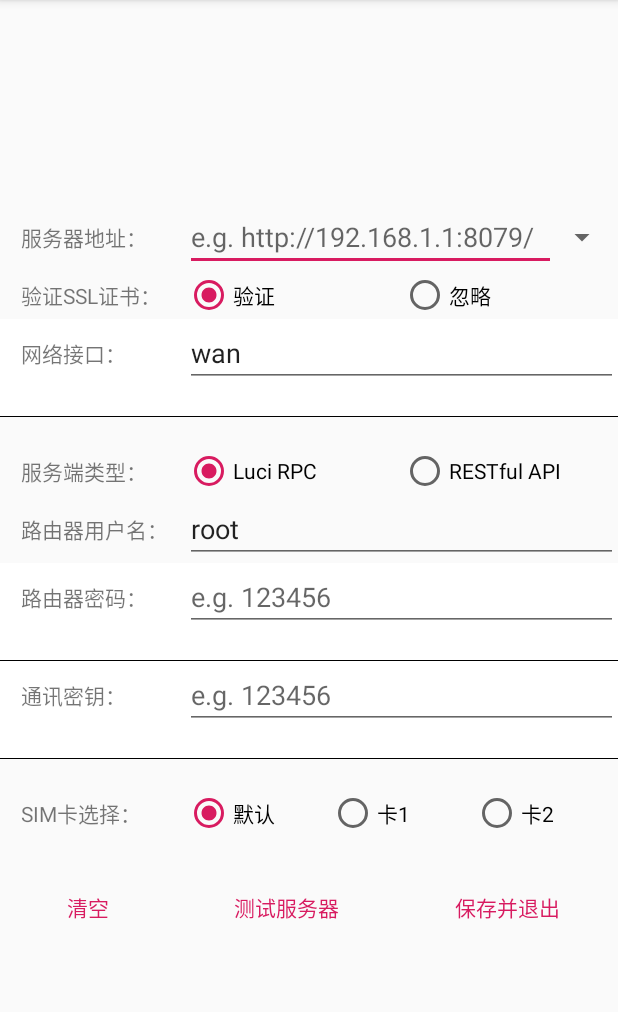
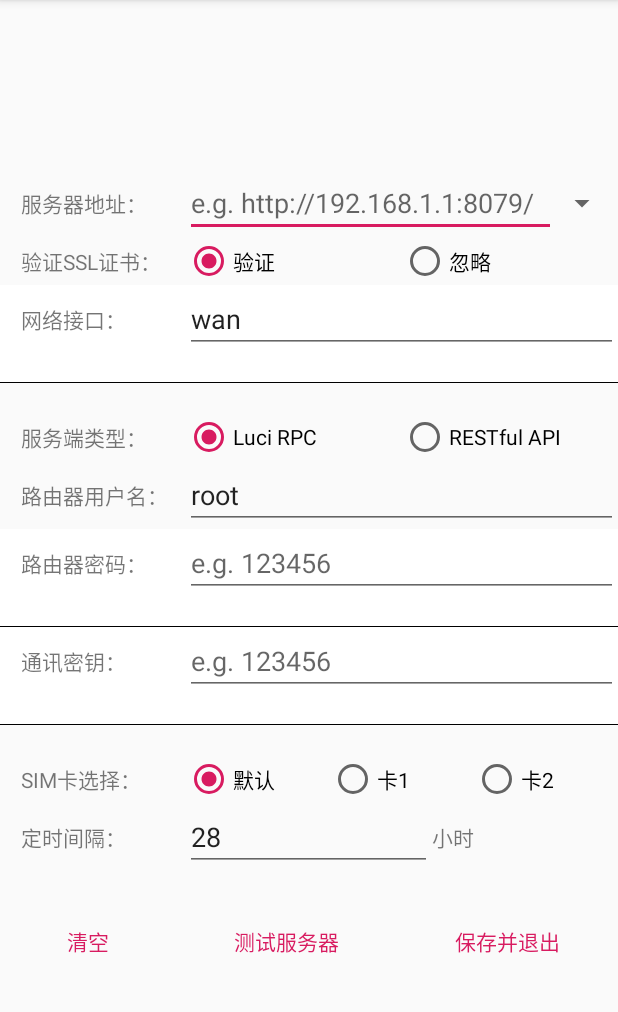
Before and after one commit to kuretru/SingleNet-Robot, an Android app: the ConfigActivity screen opened directly, with no data from a screen before it, after a tap on "测试服务器", on a phone screen of 412 x 824 dp, the part 84-1096 px from its top. Run offline under Robolectric (Android 15) with nearby library versions, the phone set to English and light mode, and no system bars; 33 statements that could not run were skipped.

Commit message:
新增：设置定时间隔功能

```diff
--- a/client/Android/app/src/main/java/com/kuretru/android/singlenet/activity/ConfigActivity.java
+++ b/client/Android/app/src/main/java/com/kuretru/android/singlenet/activity/ConfigActivity.java
@@ -45,6 +45,7 @@ public class ConfigActivity extends AppCompatActivity {
     private EditText etUsername;
     private EditText etPassword;
     private EditText etAuthToken;
+    private EditText etInterval;
     private Spinner spinner;
     private RadioGroup rgVerifySsl;
     private RadioGroup rgServerType;
@@ -177,6 +178,12 @@ public class ConfigActivity extends AppCompatActivity {
             }
         }
 
+        if (serverConfig.getInterval() == 0) {
+            ToastUtils.show(getApplicationContext(), "时间间隔不正确！");
+            etInterval.requestFocus();
+            return false;
+        }
+
         if (R.id.rbSimCardDefault != rgSimCard.getCheckedRadioButtonId()) {
             int slotId = 0;
             if (R.id.rbSimCard2 == rgSimCard.getCheckedRadioButtonId()) {
@@ -227,6 +234,8 @@ public class ConfigActivity extends AppCompatActivity {
         } else {
             serverConfig.setSimCard(SystemConstants.CONFIG_SIM_CARD_DEFAULT);
         }
+        String interval = etInterval.getText().toString().trim();
+        serverConfig.setInterval(StringUtils.isNullOrBlank(interval) ? 0 : Integer.valueOf(interval));
 
         List<String> serverUrlHistory = new ArrayList<>();
         serverUrlHistory.add(serverConfig.getServerUrl());
@@ -279,6 +288,7 @@ public class ConfigActivity extends AppCompatActivity {
         } else {
             this.rgSimCard.check(R.id.rbSimCardDefault);
         }
+        this.etInterval.setText(serverConfig.getInterval().toString());
     }
 
     /**
@@ -316,6 +326,7 @@ public class ConfigActivity extends AppCompatActivity {
         this.etUsername = this.findViewById(R.id.etUsername);
         this.etPassword = this.findViewById(R.id.etPassword);
         this.etAuthToken = this.findViewById(R.id.etAuthToken);
+        this.etInterval = this.findViewById(R.id.etInterval);
         this.spinner = this.findViewById(R.id.spinner);
         this.rgVerifySsl = this.findViewById(R.id.rgVerifySsl);
         this.rgServerType = this.findViewById(R.id.rgServerType);
--- a/client/Android/app/src/main/java/com/kuretru/android/singlenet/activity/MainActivity.java
+++ b/client/Android/app/src/main/java/com/kuretru/android/singlenet/activity/MainActivity.java
@@ -88,7 +88,7 @@ public class MainActivity extends AppCompatActivity {
 
     public void btnAlarm_onClick(View view) {
         PeriodicWorkRequest workRequest = new PeriodicWorkRequest
-                .Builder(SendSmsWorker.class, 28, TimeUnit.HOURS)
+                .Builder(SendSmsWorker.class, this.serverConfig.getInterval(), TimeUnit.HOURS)
                 //.setInitialDelay(12, TimeUnit.HOURS)
                 .build();
         WorkManager.getInstance(this).enqueueUniquePeriodicWork(
--- a/client/Android/app/src/main/java/com/kuretru/android/singlenet/constant/SystemConstants.java
+++ b/client/Android/app/src/main/java/com/kuretru/android/singlenet/constant/SystemConstants.java
@@ -20,5 +20,7 @@ public class SystemConstants {
     public static final String CONFIG_SIM_CARD_DEFAULT = "default";
     public static final String CONFIG_SIM_CARD_1 = "sim_card_1";
     public static final String CONFIG_SIM_CARD_2 = "sim_card_2";
+    public static final String CONFIG_INTERVAL = "config_interval";
+    public static final Integer CONFIG_INTERVAL_DEFAULT = 28;
 
 }
--- a/client/Android/app/src/main/java/com/kuretru/android/singlenet/entity/ServerConfig.java
+++ b/client/Android/app/src/main/java/com/kuretru/android/singlenet/entity/ServerConfig.java
@@ -34,4 +34,7 @@ public class ServerConfig {
     /** 发送短信的SIM卡 */
     private String simCard;
 
+    /** 定时间隔 */
+    private Integer interval;
+
 }
--- a/client/Android/app/src/main/java/com/kuretru/android/singlenet/util/ConfigUtils.java
+++ b/client/Android/app/src/main/java/com/kuretru/android/singlenet/util/ConfigUtils.java
@@ -30,6 +30,7 @@ public class ConfigUtils {
         serverConfig.setPassword(sharedPreferences.getString(SystemConstants.CONFIG_PASSWORD, ""));
         serverConfig.setAuthToken(sharedPreferences.getString(SystemConstants.CONFIG_AUTH_TOKEN, ""));
         serverConfig.setSimCard(sharedPreferences.getString(SystemConstants.CONFIG_SIM_CARD, SystemConstants.CONFIG_SIM_CARD_DEFAULT));
+        serverConfig.setInterval(sharedPreferences.getInt(SystemConstants.CONFIG_INTERVAL, SystemConstants.CONFIG_INTERVAL_DEFAULT));
         return serverConfig;
     }
 
@@ -51,6 +52,7 @@ public class ConfigUtils {
         editor.putString(SystemConstants.CONFIG_PASSWORD, serverConfig.getPassword());
         editor.putString(SystemConstants.CONFIG_AUTH_TOKEN, serverConfig.getAuthToken());
         editor.putString(SystemConstants.CONFIG_SIM_CARD, serverConfig.getSimCard());
+        editor.putInt(SystemConstants.CONFIG_INTERVAL, serverConfig.getInterval());
         editor.apply();
     }
 
@@ -71,6 +73,7 @@ public class ConfigUtils {
         editor.remove(SystemConstants.CONFIG_PASSWORD);
         editor.remove(SystemConstants.CONFIG_AUTH_TOKEN);
         editor.remove(SystemConstants.CONFIG_SIM_CARD);
+        editor.remove(SystemConstants.CONFIG_INTERVAL);
         editor.apply();
     }
 
--- a/client/Android/app/src/main/res/layout/activity_config.xml
+++ b/client/Android/app/src/main/res/layout/activity_config.xml
@@ -269,8 +269,39 @@
                     android:layout_weight=".50"
                     android:text="@string/config_sim_card_2" />
             </RadioGroup>
+        </LinearLayout>
 
+        <LinearLayout
+            android:id="@+id/llInterval"
+            android:layout_width="match_parent"
+            android:layout_height="wrap_content"
+            android:layout_gravity="center"
+            android:gravity="center"
+            android:orientation="horizontal">
 
+            <TextView
+                android:id="@+id/tvInterval"
+                android:layout_width="0dp"
+                android:layout_height="wrap_content"
+                android:layout_weight=".30"
+                android:text="@string/config_interval" />
+
+            <EditText
+                android:id="@+id/etInterval"
+                android:layout_width="0dp"
+                android:layout_height="wrap_content"
+                android:layout_weight=".40"
+                android:ems="10"
+                android:hint="@string/config_interval_hint"
+                android:inputType="number"
+                android:text="@string/config_interval_text" />
+
+            <TextView
+                android:id="@+id/tvIntervalUnit"
+                android:layout_width="0dp"
+                android:layout_height="wrap_content"
+                android:layout_weight=".30"
+                android:text="@string/config_interval_unit" />
         </LinearLayout>
 
         <LinearLayout
--- a/client/Android/app/src/main/res/values/strings.xml
+++ b/client/Android/app/src/main/res/values/strings.xml
@@ -32,6 +32,11 @@
     <string name="config_sim_card_1">卡1</string>
     <string name="config_sim_card_2">卡2</string>
 
+    <string name="config_interval">　定时间隔：</string>
+    <string name="config_interval_hint">e.g. 28</string>
+    <string name="config_interval_text">28</string>
+    <string name="config_interval_unit">小时</string>
+
     <string name="config_clear">清空</string>
     <string name="config_test">测试服务器</string>
     <string name="config_save">保存并退出</string>
```
Also changed, not shown: 1 other file.
